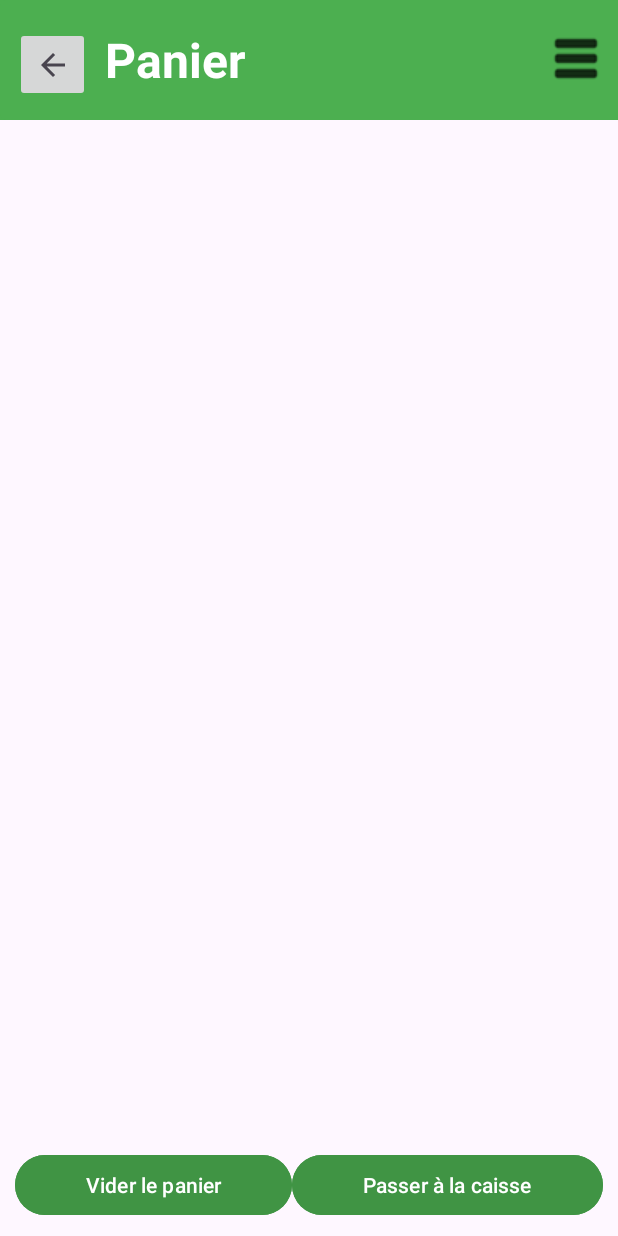
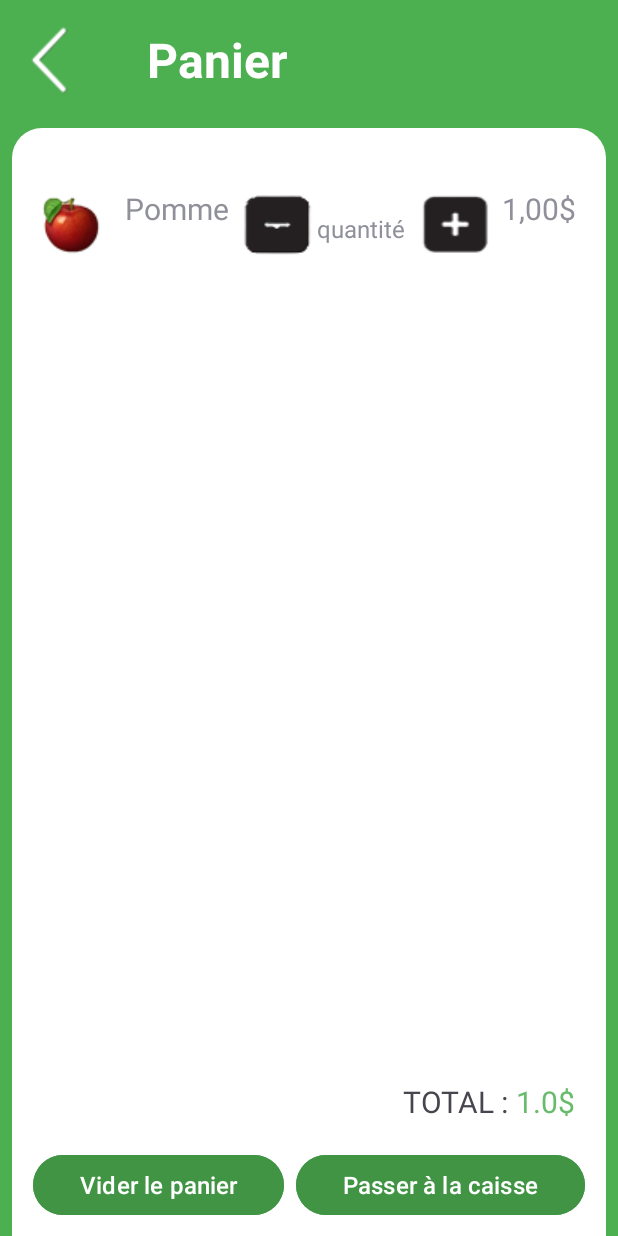
Before and after one commit to WarperSanPlus/PFI-Mobile1, an Android app: the screen it shows after launch (ActivityPanier), after a tap on "Voir mon panier", on a phone screen of 412 x 824 dp. Run offline under Robolectric (Android 15) with nearby library versions, the light colour scheme and no system bars; 1 other tap on this screen came first.

Commit message:
Update 25/11/2023

```diff
--- a/app/src/main/assets/categories.xml
+++ b/app/src/main/assets/categories.xml
@@ -18,6 +18,7 @@
                 <displayName>article_name_carotte</displayName>
                 <description>article_carotte_desc</description>
                 <price>article_carotte_prix</price>
+                <quantity>5</quantity>
             </article>
 
             <!-- Pomme -->
--- a/app/src/main/java/com/example/pfi/Abstract/Adaptor.java
+++ b/app/src/main/java/com/example/pfi/Abstract/Adaptor.java
@@ -2,10 +2,16 @@ package com.example.pfi.Abstract;
 
 import android.content.Context;
 import android.view.LayoutInflater;
+import android.view.View;
 import android.view.ViewGroup;
 
+import androidx.annotation.LayoutRes;
 import androidx.annotation.NonNull;
 import androidx.recyclerview.widget.RecyclerView;
+
+import com.example.pfi.Classes.ArticleViewHolder;
+import com.example.pfi.Logger;
+import com.example.pfi.R;
 
 import java.util.ArrayList;
 
@@ -15,11 +21,11 @@ import java.util.ArrayList;
  */
 public abstract class Adaptor<T, U extends AdaptorViewHolder<T>> extends RecyclerView.Adapter<U> {
     private Context ctx;
-    private ArrayList<T> items;
+    private ArrayList<T> items = new ArrayList<>();
 
     public Adaptor(Context ctx, ArrayList<T> items) {
         this.ctx = ctx;
-        this.items = items;
+        this.items.addAll(items);
     }
 
     @Override
@@ -32,8 +38,10 @@ public abstract class Adaptor<T, U extends AdaptorViewHolder<T>> extends Recycle
     @Override
     public U onCreateViewHolder(@NonNull ViewGroup parent, int viewType) {
         LayoutInflater inflator = LayoutInflater.from(ctx);
-        return createViewHolder(parent, inflator);
+        View itemView = inflator.inflate(getLayout(), parent, false);
+        return getViewHolder(itemView);
     }
 
-    public abstract U createViewHolder(@NonNull ViewGroup parent, LayoutInflater inflator);
+    protected abstract @LayoutRes int getLayout();
+    protected abstract U getViewHolder(View itemView);
 }
--- /dev/null
+++ b/app/src/main/java/com/example/pfi/Abstract/Panier.java
@@ -0,0 +1,18 @@
+package com.example.pfi.Abstract;
+
+import java.util.ArrayList;
+import java.util.Collection;
+
+public abstract class Panier<T> {
+    protected ArrayList<T> items = new ArrayList<>();
+
+    // region Add Item(s)
+    public void addItem(T item) {
+        items.add(item);
+    }
+
+    public void addItems(Collection<? extends T> items){
+        this.items.addAll(items);
+    }
+    // endregion
+}
--- a/app/src/main/java/com/example/pfi/Activities/ActivityPanier.java
+++ b/app/src/main/java/com/example/pfi/Activities/ActivityPanier.java
@@ -3,8 +3,16 @@ package com.example.pfi.Activities;
 import androidx.appcompat.app.AppCompatActivity;
 
 import android.os.Bundle;
+import android.view.View;
+import android.widget.Button;
+import android.widget.ImageButton;
+import android.widget.TextView;
 
+import com.example.pfi.Classes.Article;
+import com.example.pfi.Classes.PanierArticle;
 import com.example.pfi.R;
+
+import java.util.ArrayList;
 
 public class ActivityPanier extends AppCompatActivity {
 
@@ -12,5 +20,43 @@ public class ActivityPanier extends AppCompatActivity {
     protected void onCreate(Bundle savedInstanceState) {
         super.onCreate(savedInstanceState);
         setContentView(R.layout.activity_panier);
+
+        PanierArticle p = new PanierArticle();
+
+        // Set 'retour' button
+        ImageButton retourBtn = findViewById(R.id.panier_btnRetour);
+        retourBtn.setOnClickListener(v -> this.finish());
+
+        // Set 'vider panier' button
+        Button viderPanierBtn = findViewById(R.id.panier_btnVider);
+        viderPanierBtn.setOnClickListener(this::onClearBasketClicked);
+
+        // Set 'passer à la caisse' button
+        Button finishedBuyingBtn = findViewById(R.id.panier_btnCaisse);
+        finishedBuyingBtn.setOnClickListener(this::onFinishBuyingClicked);
+
+        /*ArrayList<Article> articles = new ArrayList<>();
+        articles.add(new Article(R.string.article_name_pomme, R.string.article_pomme_desc, "article_pomme", R.string.article_pomme_prix));
+        articles.add(new Article(R.string.article_name_pomme, R.string.article_pomme_desc, "article_pomme", R.string.article_pomme_prix));
+        articles.add(new Article(R.string.article_name_pomme, R.string.article_pomme_desc, "article_pomme", R.string.article_pomme_prix));
+        articles.add(new Article(R.string.article_name_pomme, R.string.article_pomme_desc, "article_pomme", R.string.article_pomme_prix));
+        articles.add(new Article(R.string.article_name_pomme, R.string.article_pomme_desc, "article_pomme", R.string.article_pomme_prix));
+        articles.add(new Article(R.string.article_name_pomme, R.string.article_pomme_desc, "article_pomme", R.string.article_pomme_prix));
+        p.addItems(articles);*/
+
+        p.addItem(new Article(R.string.article_name_pomme, R.string.article_pomme_desc, "article_pomme", R.string.article_pomme_prix, 2));
+
+        p.setArticleAdapteur(this, findViewById(R.id.recyclePanier));
+
+        TextView totalTV = findViewById(R.id.panier_txt_prixTotal);
+        totalTV.setText(p.getTotal());
+    }
+
+    private void onClearBasketClicked(View v) {
+        // ...
+    }
+
+    private void onFinishBuyingClicked(View v) {
+        // ...
     }
 }
--- a/app/src/main/java/com/example/pfi/Classes/Article.java
+++ b/app/src/main/java/com/example/pfi/Classes/Article.java
@@ -3,6 +3,7 @@ package com.example.pfi.Classes;
 import androidx.annotation.DrawableRes;
 import androidx.annotation.StringRes;
 
+import com.example.pfi.Helper.IntentHelper;
 import com.example.pfi.Helper.ResourcesManager;
 import com.example.pfi.Helper.StringHelper;
 import com.example.pfi.Helper.XMLHelper;
@@ -12,6 +13,7 @@ import com.example.pfi.R;
 import org.xmlpull.v1.XmlPullParser;
 
 import java.io.Serializable;
+import java.util.Random;
 
 public class Article implements Comparable<Article>, Serializable {
     // region Nom
@@ -50,6 +52,8 @@ public class Article implements Comparable<Article>, Serializable {
     private void setPrix(@StringRes int prixId) {
         this.prix = StringHelper.checkStringId(prixId, R.string.article_no_price);
     }
+
+    public double getPrixDouble() { return 1; }
     // endregion
     // region Icon
     private @DrawableRes int iconId = R.drawable.logo_placeholder;
@@ -79,17 +83,22 @@ public class Article implements Comparable<Article>, Serializable {
         quantité -= amount;
     }
 
+    public int getQuantity() { return quantité; }
+
     // endregion
 
-    private Article(
+    public Article(
             @StringRes int nomId,
             @StringRes int descriptionId,
             String iconName,
-            @StringRes int prixId
+            @StringRes int prixId,
+            int quantity
     ){
         setNom(nomId);
         setDescription(descriptionId);
         setPrix(prixId);
+
+        quantité = quantity;
 
         this.initializeIconId(iconName);
     }
@@ -106,6 +115,7 @@ public class Article implements Comparable<Article>, Serializable {
             String displayName = "";
             String description = "";
             String price = "";
+            String quantity = "3"; // Default
 
             while (parser.next() != XmlPullParser.END_TAG) {
                 if (parser.getEventType() != XmlPullParser.START_TAG)
@@ -125,6 +135,9 @@ public class Article implements Comparable<Article>, Serializable {
                     case "price":
                         price = XMLHelper.readField(parser, n);
                         break;
+                    case "quantity":
+                        quantity = XMLHelper.readField(parser, n);
+                        break;
                 }
             }
 
@@ -132,7 +145,8 @@ public class Article implements Comparable<Article>, Serializable {
                     ResourcesManager.getStringIdentifier(displayName),
                     ResourcesManager.getStringIdentifier(description),
                     icon,
-                    ResourcesManager.getStringIdentifier(price)
+                    ResourcesManager.getStringIdentifier(price),
+                    Integer.parseInt(quantity)
             );
         } catch (Exception e) {
             throw new RuntimeException(e);
--- a/app/src/main/java/com/example/pfi/Classes/ArticleAdaptateur.java
+++ b/app/src/main/java/com/example/pfi/Classes/ArticleAdaptateur.java
@@ -1,11 +1,7 @@
 package com.example.pfi.Classes;
 
 import android.content.Context;
-import android.view.LayoutInflater;
 import android.view.View;
-import android.view.ViewGroup;
-
-import androidx.annotation.NonNull;
 
 import com.example.pfi.Abstract.Adaptor;
 import com.example.pfi.R;
@@ -18,8 +14,12 @@ public class ArticleAdaptateur extends Adaptor<Article, ArticleViewHolder> {
     }
 
     @Override
-    public ArticleViewHolder createViewHolder(@NonNull ViewGroup parent, LayoutInflater inflator) {
-        View itemView = inflator.inflate(R.layout.une_item_panier, parent, false);
+    protected int getLayout() {
+        return R.layout.une_item_panier;
+    }
+
+    @Override
+    protected ArticleViewHolder getViewHolder(View itemView) {
         return new ArticleViewHolder(itemView);
     }
 }
--- a/app/src/main/java/com/example/pfi/Classes/ArticleViewHolder.java
+++ b/app/src/main/java/com/example/pfi/Classes/ArticleViewHolder.java
@@ -7,6 +7,7 @@ import android.widget.TextView;
 import androidx.annotation.NonNull;
 
 import com.example.pfi.Abstract.AdaptorViewHolder;
+import com.example.pfi.Logger;
 import com.example.pfi.R;
 
 public class ArticleViewHolder extends AdaptorViewHolder<Article> {
--- /dev/null
+++ b/app/src/main/java/com/example/pfi/Classes/PanierArticle.java
@@ -0,0 +1,41 @@
+package com.example.pfi.Classes;
+
+import android.app.Activity;
+
+import androidx.recyclerview.widget.RecyclerView;
+
+import com.example.pfi.Abstract.Panier;
+import com.example.pfi.Helper.RecyclerViewHelper;
+
+public class PanierArticle extends Panier<Article> {
+
+    // region ArticleAdapteur
+
+    /**
+     * Places its items in the given RecyclerView.
+     */
+    public void setArticleAdapteur(Activity src, RecyclerView recyclerView) {
+        RecyclerViewHelper.setRecyclerView(
+            src,
+            recyclerView,
+            items,
+            ArticleAdaptateur::new
+        );
+
+        // Cette fonction sert à conserver 'items' privé pour l'extérieur.
+    }
+
+    // endregion
+    // region Total
+
+    public String getTotal() {
+        double total = 0;
+
+        for (Article a : items)
+            total += a.getPrixDouble();
+
+        return total + "$";
+    }
+
+    // endregion
+}
--- a/app/src/main/java/com/example/pfi/Dialogs/ProductPreviewDialog.java
+++ b/app/src/main/java/com/example/pfi/Dialogs/ProductPreviewDialog.java
@@ -1,5 +1,6 @@
 package com.example.pfi.Dialogs;
 
+import android.annotation.SuppressLint;
 import android.app.AlertDialog;
 import android.app.Dialog;
 import android.os.Bundle;
@@ -13,7 +14,9 @@ import androidx.fragment.app.DialogFragment;
 import com.example.pfi.Activities.ActivityProductDetails;
 import com.example.pfi.Classes.Article;
 import com.example.pfi.Helper.IntentHelper;
+import com.example.pfi.Helper.ResourcesManager;
 import com.example.pfi.R;
+import com.example.pfi.Translator;
 
 public class ProductPreviewDialog extends DialogFragment {
     private Article article;
@@ -74,5 +77,13 @@ public class ProductPreviewDialog extends DialogFragment {
         // Set product icon imageview
         ImageView productImage = v.findViewById(R.id.productPreview_image);
         productImage.setImageResource(targetArticle.getIconId());
+
+        // Set stock remaining textview
+        TextView stockTV = v.findViewById(R.id.productPreview_productStockAmount);
+        int quantity = targetArticle.getQuantity();
+        stockTV.setText(Translator.formatString(R.string.article_quantity_remaining, quantity));
+
+        stockTV.setTextColor(ResourcesManager.getColor(quantity <= 3 ? R.color.stock_running_out : R.color.sufficient_stock));
+
     }
 }
--- /dev/null
+++ b/app/src/main/java/com/example/pfi/Helper/RecyclerViewHelper.java
@@ -0,0 +1,30 @@
+package com.example.pfi.Helper;
+
+import android.app.Activity;
+import android.content.Context;
+
+import androidx.recyclerview.widget.DefaultItemAnimator;
+import androidx.recyclerview.widget.LinearLayoutManager;
+import androidx.recyclerview.widget.RecyclerView;
+
+import com.example.pfi.Abstract.Adaptor;
+import com.example.pfi.Abstract.AdaptorViewHolder;
+
+import java.util.ArrayList;
+
+import kotlin.jvm.functions.Function2;
+
+public abstract class RecyclerViewHelper {
+    public static <T, U extends AdaptorViewHolder<T>> void setRecyclerView(
+            Activity activity,
+            RecyclerView recyclerView,
+            ArrayList<T> items,
+            Function2<Context, ArrayList<T>, Adaptor<T, U>> getAdaptor
+    ) {
+        recyclerView.setAdapter(getAdaptor.invoke(activity.getApplicationContext(), items));
+
+        recyclerView.setLayoutManager(new LinearLayoutManager(activity));
+        recyclerView.setItemAnimator(new DefaultItemAnimator());
+        recyclerView.setHasFixedSize(false);
+    }
+}
--- a/app/src/main/java/com/example/pfi/Helper/ResourcesManager.java
+++ b/app/src/main/java/com/example/pfi/Helper/ResourcesManager.java
@@ -4,6 +4,8 @@ import android.annotation.SuppressLint;
 import android.content.Context;
 import android.content.res.Resources;
 
+import androidx.annotation.ColorInt;
+import androidx.annotation.ColorRes;
 import androidx.annotation.DrawableRes;
 import androidx.annotation.StringRes;
 
@@ -37,4 +39,8 @@ public abstract class ResourcesManager {
     }
 
     // endregion
+
+    public static @ColorInt int getColor(@ColorRes int color) {
+        return getResources().getColor(color);
+    }
 }
--- a/app/src/main/java/com/example/pfi/Translator.java
+++ b/app/src/main/java/com/example/pfi/Translator.java
@@ -4,9 +4,11 @@ import android.app.Activity;
 
 import androidx.annotation.StringRes;
 
+import com.example.pfi.Helper.ResourcesManager;
+
 public class Translator {
-    public static String formatString(Activity activity, @StringRes int resId, Object...args) {
-        String text = activity.getString(resId); // Get text from id
+    public static String formatString(@StringRes int resId, Object...args) {
+        String text = ResourcesManager.getString(resId); // Get text from id
 
         // Replace arguments
         // ${0} est con => Popo est con
--- /dev/null
+++ b/app/src/main/res/drawable/rounded_corners.xml
@@ -0,0 +1,6 @@
+<?xml version="1.0" encoding="utf-8"?>
+<shape xmlns:android="http://schemas.android.com/apk/res/android">
+    <solid android:color="#FFFFFF"/>
+    <corners android:topLeftRadius="20dp" android:topRightRadius="20dp"/>
+    <padding android:left="0dp" android:top="0dp" android:right="0dp" android:bottom="0dp" />
+</shape>
--- a/app/src/main/res/layout/activity_panier.xml
+++ b/app/src/main/res/layout/activity_panier.xml
@@ -4,12 +4,13 @@
     xmlns:tools="http://schemas.android.com/tools"
     android:layout_width="match_parent"
     android:layout_height="match_parent"
+    android:background="@color/main_color_fg"
     tools:context=".Activities.ActivityPanier">
+
     <com.google.android.material.navigation.NavigationView
         android:id="@+id/navigationView"
         android:layout_width="match_parent"
         android:layout_height="80dp"
-        android:background="@color/main_color_fg"
         app:layout_constraintEnd_toEndOf="parent"
         app:layout_constraintStart_toStartOf="parent"
         app:layout_constraintTop_toTopOf="parent">
@@ -17,17 +18,19 @@
         <androidx.constraintlayout.widget.ConstraintLayout
             android:layout_width="match_parent"
             android:layout_height="match_parent"
-            android:background="?attr/popupMenuBackground"
-            android:backgroundTint="@color/main_color_fg"
+            android:background="@color/main_color_fg"
             android:backgroundTintMode="src_over">
 
             <ImageButton
                 android:id="@+id/panier_btnRetour"
-                android:layout_width="50dp"
-                android:layout_height="50dp"
+                android:layout_width="wrap_content"
+                android:layout_height="0dp"
                 android:layout_marginStart="10dp"
-                android:layout_marginTop="10dp"
-                android:src="?attr/actionModeCloseDrawable"
+                android:layout_marginTop="15dp"
+                android:layout_marginBottom="15dp"
+                android:background="@drawable/panier_icon_retour"
+                android:contentDescription="@android:string/fingerprint_icon_content_description"
+                app:layout_constraintBottom_toBottomOf="parent"
                 app:layout_constraintStart_toStartOf="parent"
                 app:layout_constraintTop_toTopOf="parent" />
 
@@ -35,7 +38,7 @@
                 android:id="@+id/textView"
                 android:layout_width="wrap_content"
                 android:layout_height="match_parent"
-                android:layout_marginStart="10dp"
+                android:layout_marginStart="40dp"
                 android:gravity="center_vertical"
                 android:text="@string/panier_titre"
                 android:textColor="@color/main_title"
@@ -45,61 +48,89 @@
                 app:layout_constraintStart_toEndOf="@+id/panier_btnRetour"
                 app:layout_constraintTop_toTopOf="parent" />
 
-            <ImageButton
-                android:id="@+id/listeActivity_menuBtn"
-                android:layout_width="wrap_content"
-                android:layout_height="wrap_content"
-                android:layout_gravity="end"
-                android:layout_marginEnd="4dp"
-                android:background="@drawable/icone_menu"
-                android:contentDescription="@string/navigation_menu_langue"
-                app:layout_constraintBottom_toBottomOf="parent"
-                app:layout_constraintEnd_toEndOf="parent"
-                app:layout_constraintTop_toTopOf="parent" />
-
         </androidx.constraintlayout.widget.ConstraintLayout>
 
     </com.google.android.material.navigation.NavigationView>
 
+    <LinearLayout
+        android:layout_width="match_parent"
+        android:layout_height="0dp"
+        android:layout_marginHorizontal="8dp"
+        android:layout_marginTop="5dp"
+        android:background="@drawable/rounded_corners"
+        android:orientation="vertical"
+        app:layout_constraintBottom_toBottomOf="parent"
+        app:layout_constraintEnd_toEndOf="parent"
+        app:layout_constraintStart_toStartOf="parent"
+        app:layout_constraintTop_toBottomOf="@+id/navigationView">
+
         <androidx.recyclerview.widget.RecyclerView
             android:id="@+id/recyclePanier"
-        android:layout_width="0dp"
-        android:layout_height="wrap_content"
-        android:layout_marginStart="10dp"
-        android:layout_marginTop="10dp"
+            android:layout_width="match_parent"
+            android:layout_height="match_parent"
+            android:layout_marginStart="15dp"
+            android:layout_marginTop="30dp"
             android:layout_marginEnd="10dp"
-        app:layout_constraintEnd_toEndOf="parent"
-        app:layout_constraintStart_toStartOf="parent"
-        app:layout_constraintTop_toBottomOf="@+id/navigationView" />
+            android:layout_weight="1">
+
+        </androidx.recyclerview.widget.RecyclerView>
 
         <LinearLayout
+            android:layout_width="match_parent"
+            android:layout_height="wrap_content"
+            android:layout_marginHorizontal="10dp"
+            android:layout_marginVertical="8dp"
+            android:orientation="horizontal">
+
+            <View
                 android:layout_width="0dp"
+                android:layout_height="0dp"
+                android:layout_weight="1" />
+
+            <TextView
+                android:id="@+id/panier_prixTotal"
+                android:layout_width="wrap_content"
                 android:layout_height="wrap_content"
-        android:layout_marginStart="10dp"
-        android:layout_marginEnd="10dp"
-        android:layout_marginBottom="10dp"
-        android:orientation="horizontal"
-        app:layout_constraintBottom_toBottomOf="parent"
-        app:layout_constraintEnd_toEndOf="parent"
-        app:layout_constraintStart_toStartOf="parent">
+                android:text="TOTAL : "
+                android:textSize="20sp" />
+
+            <TextView
+                android:id="@+id/panier_txt_prixTotal"
+                android:layout_width="50dp"
+                android:layout_height="wrap_content"
+                android:textColor="@color/main_color_bg"
+                android:textSize="20sp" />
+        </LinearLayout>
+
+        <LinearLayout
+            android:id="@+id/linearLayout"
+            android:layout_width="match_parent"
+            android:layout_height="wrap_content"
+            android:layout_margin="10dp"
+            android:orientation="horizontal">
 
             <Button
                 android:id="@+id/panier_btnVider"
                 android:layout_width="wrap_content"
                 android:layout_height="match_parent"
+                android:layout_marginHorizontal="4dp"
                 android:layout_weight="1"
                 android:backgroundTint="@color/main_color_bg"
                 android:backgroundTintMode="src_over"
-            android:text="@string/panier_viderPanier" />
+                android:text="@string/panier_viderPanier"
+                android:textSize="16sp" />
 
             <Button
                 android:id="@+id/panier_btnCaisse"
                 android:layout_width="wrap_content"
                 android:layout_height="match_parent"
+                android:layout_marginHorizontal="4dp"
                 android:layout_weight="1"
                 android:backgroundTint="@color/main_color_bg"
                 android:backgroundTintMode="src_over"
-            android:text="@string/panier_allerCaisse" />
+                android:text="@string/panier_allerCaisse"
+                android:textSize="16sp" />
+        </LinearLayout>
     </LinearLayout>
 
 </androidx.constraintlayout.widget.ConstraintLayout>
--- a/app/src/main/res/layout/activity_product_preview_dialog.xml
+++ b/app/src/main/res/layout/activity_product_preview_dialog.xml
@@ -48,6 +48,13 @@
 
                     <TextView
                         android:id="@+id/productPreview_productPrice"
+                        android:layout_width="match_parent"
+                        android:layout_height="wrap_content"
+                        android:layout_marginBottom="2dp"
+                        android:text="@string/placeholder" />
+
+                    <TextView
+                        android:id="@+id/productPreview_productStockAmount"
                         android:layout_width="match_parent"
                         android:layout_height="wrap_content"
                         android:layout_marginBottom="2dp"
--- a/app/src/main/res/values/colors.xml
+++ b/app/src/main/res/values/colors.xml
@@ -3,8 +3,11 @@
     <color name="black">#FF000000</color>
     <color name="white">#FFFFFFFF</color>
 
-    <color name="main_color_fg">#4CAF50</color>
+    <color name="main_color_fg">#4CAF50</color> <!-- #6551D3 -->
     <color name="main_color_bg">#D84CAF50</color>
     <color name="main_title">#FFFFFF</color>
 
+    <color name="stock_running_out">#FFAE0909</color>
+    <color name="sufficient_stock">#FFA5FF25</color>
+
 </resources>
--- a/app/src/main/res/values/strings.xml
+++ b/app/src/main/res/values/strings.xml
@@ -95,4 +95,7 @@
     <string name="item_panier_quantité">quantité</string>
     <string name="panier_viderPanier">Vider le panier</string>
     <string name="panier_allerCaisse">Passer à la caisse</string>
+
+    <!-- PRODUCT PREVIEW -->
+    <string name="article_quantity_remaining">Il reste ${0} en stock.</string>
 </resources>
```
Also changed, not shown: app/src/main/res/drawable/panier_icon_retour.png (added). Lines whose indentation alone changed are shown as unchanged.
